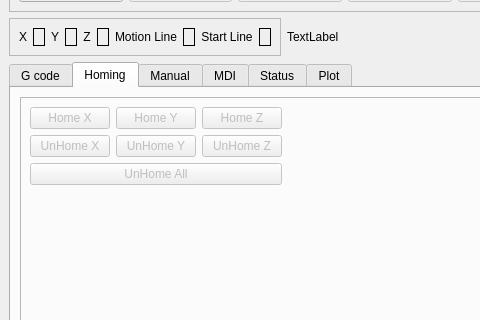
Above: jet/src/jet.ui from tlight9/jet before the change; both pictures show x 0 to 480 and y 107 to 427 of the 800 by 600 pixel window. Below: the same form after it.
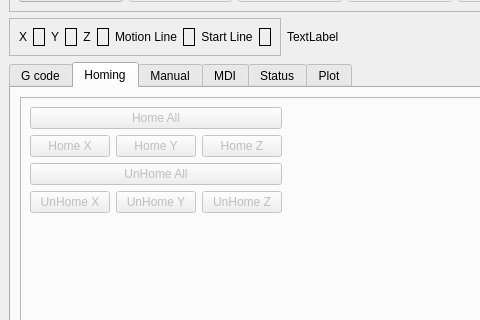
That is the form after the change. The open tabs and pages were chosen to show the change.

Commit message: add home all Signed-off-by: John Thornton <dev@gnipsel.com>

Patch:
```diff
--- a/jet/src/jet.ui
+++ b/jet/src/jet.ui
@@ -296,47 +296,17 @@
            <enum>QFrame::Raised</enum>
           </property>
           <layout class="QGridLayout" name="gridLayout_2">
-           <item row="0" column="2">
-            <widget class="QPushButton" name="home_pb_2">
-             <property name="enabled">
-              <bool>false</bool>
-             </property>
-             <property name="text">
-              <string>Home Z</string>
-             </property>
-            </widget>
-           </item>
            <item row="1" column="0">
-            <widget class="QPushButton" name="unhome_pb_0">
+            <widget class="QPushButton" name="home_pb_0">
              <property name="enabled">
               <bool>false</bool>
              </property>
              <property name="text">
-              <string>UnHome X</string>
+              <string>Home X</string>
              </property>
             </widget>
            </item>
-           <item row="0" column="1">
-            <widget class="QPushButton" name="home_pb_1">
-             <property name="enabled">
-              <bool>false</bool>
-             </property>
-             <property name="text">
-              <string>Home Y</string>
-             </property>
-            </widget>
-           </item>
-           <item row="1" column="2">
-            <widget class="QPushButton" name="unhome_pb_2">
-             <property name="enabled">
-              <bool>false</bool>
-             </property>
-             <property name="text">
-              <string>UnHome Z</string>
-             </property>
-            </widget>
-           </item>
-           <item row="1" column="1">
+           <item row="3" column="1">
             <widget class="QPushButton" name="unhome_pb_1">
              <property name="enabled">
               <bool>false</bool>
@@ -346,7 +316,17 @@
              </property>
             </widget>
            </item>
-           <item row="1" column="3">
+           <item row="3" column="0">
+            <widget class="QPushButton" name="unhome_pb_0">
+             <property name="enabled">
+              <bool>false</bool>
+             </property>
+             <property name="text">
+              <string>UnHome X</string>
+             </property>
+            </widget>
+           </item>
+           <item row="3" column="3">
             <spacer name="horizontalSpacer">
              <property name="orientation">
               <enum>Qt::Horizontal</enum>
@@ -359,27 +339,27 @@
              </property>
             </spacer>
            </item>
-           <item row="0" column="0">
-            <widget class="QPushButton" name="home_pb_0">
+           <item row="1" column="1">
+            <widget class="QPushButton" name="home_pb_1">
              <property name="enabled">
               <bool>false</bool>
              </property>
              <property name="text">
-              <string>Home X</string>
+              <string>Home Y</string>
              </property>
             </widget>
            </item>
-           <item row="2" column="0" colspan="3">
-            <widget class="QPushButton" name="unhome_all_pb">
+           <item row="3" column="2">
+            <widget class="QPushButton" name="unhome_pb_2">
              <property name="enabled">
               <bool>false</bool>
              </property>
              <property name="text">
-              <string>UnHome All</string>
+              <string>UnHome Z</string>
              </property>
             </widget>
            </item>
-           <item row="3" column="0">
+           <item row="5" column="0">
             <spacer name="verticalSpacer">
              <property name="orientation">
               <enum>Qt::Vertical</enum>
@@ -392,6 +372,36 @@
              </property>
             </spacer>
            </item>
+           <item row="0" column="0" colspan="3">
+            <widget class="QPushButton" name="home_all_pb">
+             <property name="enabled">
+              <bool>false</bool>
+             </property>
+             <property name="text">
+              <string>Home All</string>
+             </property>
+            </widget>
+           </item>
+           <item row="1" column="2">
+            <widget class="QPushButton" name="home_pb_2">
+             <property name="enabled">
+              <bool>false</bool>
+             </property>
+             <property name="text">
+              <string>Home Z</string>
+             </property>
+            </widget>
+           </item>
+           <item row="2" column="0" colspan="3">
+            <widget class="QPushButton" name="unhome_all_pb">
+             <property name="enabled">
+              <bool>false</bool>
+             </property>
+             <property name="text">
+              <string>UnHome All</string>
+             </property>
+            </widget>
+           </item>
           </layout>
          </widget>
         </item>
```
The commit also changes 2 other files.
